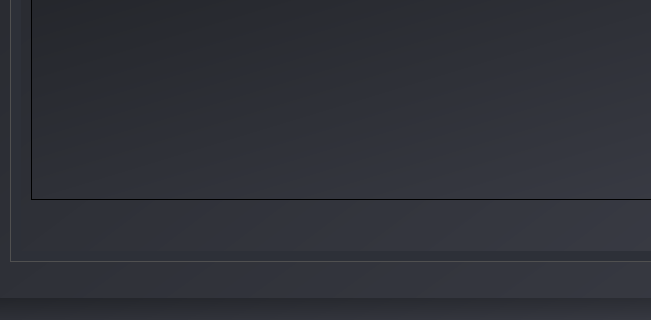
The window that AiFileDetector_2024/new.ui (jamemanionda/AiFileDetector_2024) describes before a commit, drawn with Qt 5; both pictures show x 0 to 651 and y 417 to 737 of the 955 by 737 pixel window.
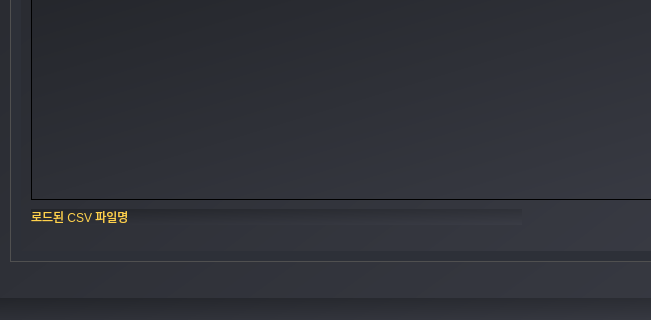
The same window after the commit. The open tabs and pages were chosen to show the change.

What changed in the file:
```diff
--- a/AiFileDetector_2024/new.ui
+++ b/AiFileDetector_2024/new.ui
@@ -232,6 +232,22 @@
        <string>목록 비우기</string>
       </property>
      </widget>
+     <widget class="QLabel" name="csvlabel">
+      <property name="geometry">
+       <rect>
+        <x>10</x>
+        <y>550</y>
+        <width>491</width>
+        <height>16</height>
+       </rect>
+      </property>
+      <property name="styleSheet">
+       <string notr="true">color:rgb(255, 210, 76);</string>
+      </property>
+      <property name="text">
+       <string>로드된 CSV 파일명</string>
+      </property>
+     </widget>
     </widget>
     <widget class="QWidget" name="tab2">
      <attribute name="title">
```
Left out of the diff: 4 changed lines with no effect on the pictures.
